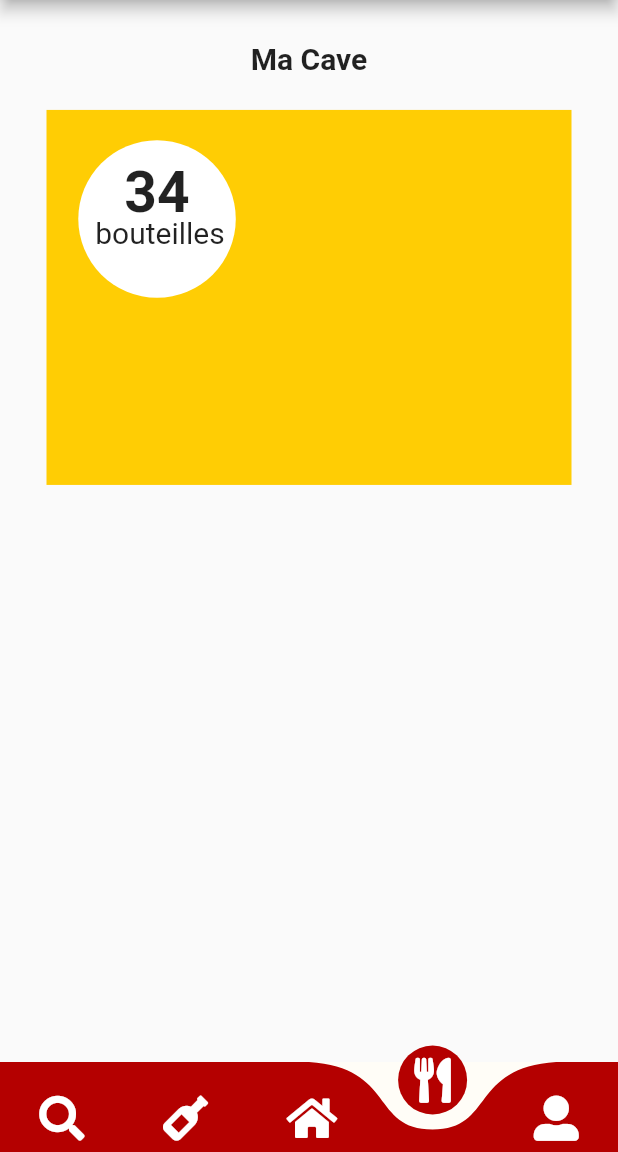
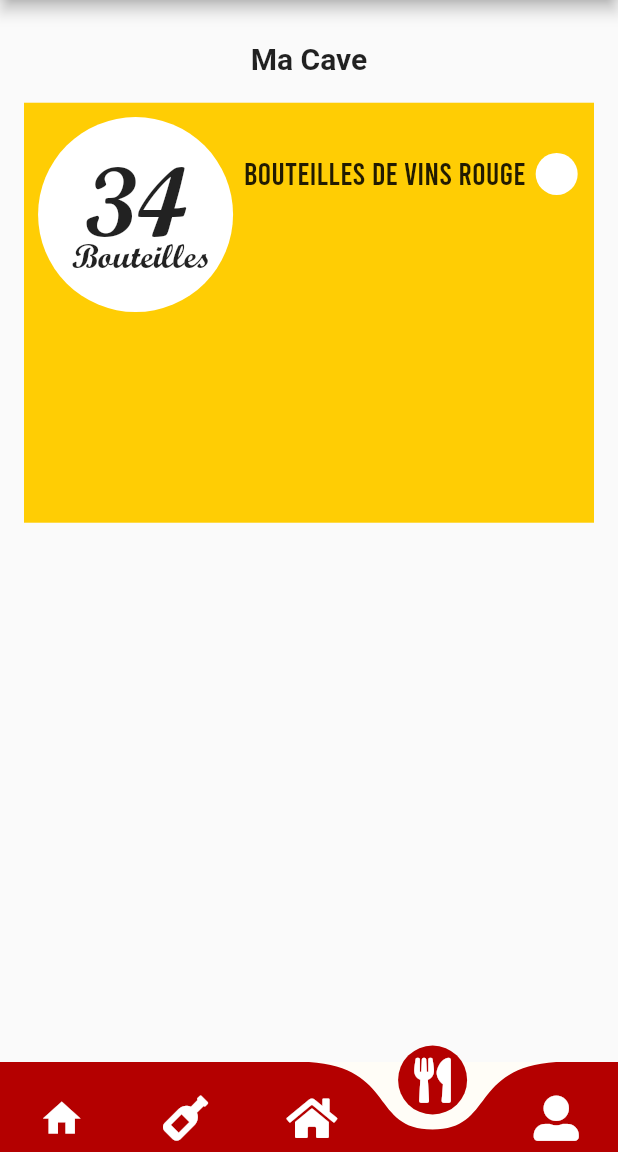
Before and after one commit to TheoLeao/flutter-cavi, a Flutter app: the screen it shows after launch, item 4 of the bottom bar chosen, on a phone screen of 412 x 824 dp, the part 84-1236 px from its top. Run offline on Flutter 3.47's test engine with Material 2 defaults, Android fonts, the phone set to English and light mode, and no system bars; drawn by our look-alikes of curved_navigation_bar; our stand-ins replace font_awesome_flutter; project files that could hold a hidden picture were left out.

Commit message:
Changement de police + Modification design de la page d'accueil

```diff
--- a/lib/main.dart
+++ b/lib/main.dart
@@ -7,7 +7,6 @@ import 'package:flutter/material.dart';
 import 'package:curved_navigation_bar/curved_navigation_bar.dart';
 import 'themes/color.dart';
 import 'package:font_awesome_flutter/font_awesome_flutter.dart';
-import 'package:flutter_login/flutter_login.dart';
 
 void main() => runApp(MaterialApp(home: BottomNavBar()));
 
@@ -76,7 +75,7 @@ Widget _pageChooser(int page){
           color: PrimaryColor,
           height: 60,
           items: <Widget>[
-            Icon(FontAwesomeIcons.search, size: 30, color:Colors.white),
+            Icon(Icons.home, size: 30, color:Colors.white),
             Icon(FontAwesomeIcons.wineBottle, size: 30, color:Colors.white),
             Icon(FontAwesomeIcons.home, size: 30, color:Colors.white),
             Icon(FontAwesomeIcons.utensils, size: 30, color:Colors.white),
--- a/lib/pages/pageMetsVins.dart
+++ b/lib/pages/pageMetsVins.dart
@@ -27,31 +27,52 @@ class PageMetsVins extends StatelessWidget {
             alignment: AlignmentDirectional(0, -0.68),
             child: Container(
             alignment: Alignment.center,
-            width: 350,
-            height: 250,
+            width: 380,
+            height: 280,
             color: SecondaryColor,
           ),
           ),
           //Align du cercle blanc
           Align(
-            alignment: AlignmentDirectional(-0.66, -0.69),
+            alignment: AlignmentDirectional(-0.82, -0.73),
             child: Container(
-              height: 105,
-              width: 105,
+              height: 130,
+              width: 130,
               decoration: new BoxDecoration(
                   color: Colors.white,
                   shape: BoxShape.circle
               ),
+              child: Stack(children: <Widget>[
+
+              ],),
             ),
           ),
           //Align du texte "34"
           Align(
-            alignment: AlignmentDirectional(-0.55, -0.68),
-              child: Text("34", style: TextStyle(fontSize: 38, fontWeight: FontWeight.bold) )
+            alignment: AlignmentDirectional(-0.67, -0.70),
+              child: Text("34", style: TextStyle(fontSize: 66, fontFamily: 'ScriptMT'))
           ),
           Align(
-            alignment: AlignmentDirectional(-0.61, -0.58),
-              child: Text("bouteilles", style: TextStyle(fontSize: 20) )
+            alignment: AlignmentDirectional(-0.7, -0.54),
+              child: Text("Bouteilles", style: TextStyle(fontSize: 23, fontFamily: 'ScriptMT' ))
+          ),
+          Align(
+            alignment: AlignmentDirectional(0.45, -0.7),
+              child: Text("BOUTEILLES DE VINS ROUGE", style: TextStyle(fontSize: 21, fontFamily: 'Bebas' ))
+          ),
+          Align(
+            alignment: AlignmentDirectional(0.86, -0.7),
+            child: Container(
+              height: 28,
+              width: 28,
+              decoration: new BoxDecoration(
+                  color: Colors.white,
+                  shape: BoxShape.circle
+              ),
+              child: Stack(children: <Widget>[
+
+              ],),
+            ),
           )
         ],
       ),
```
Also changed, not shown: pubspec.yaml (+27 -21 lines).
